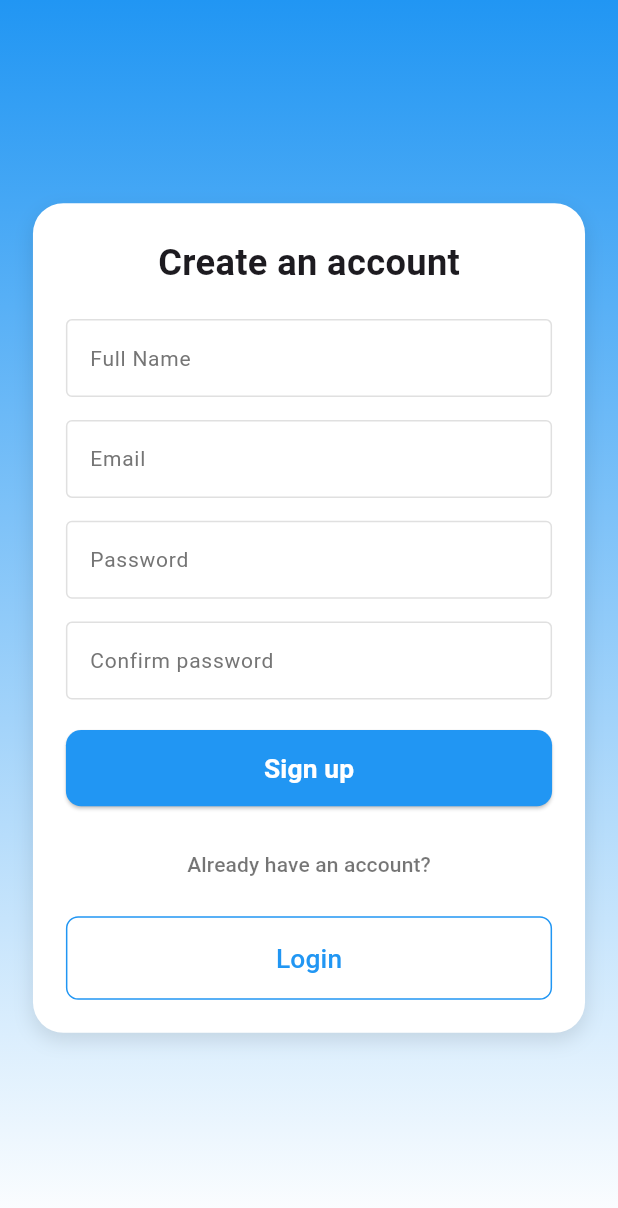
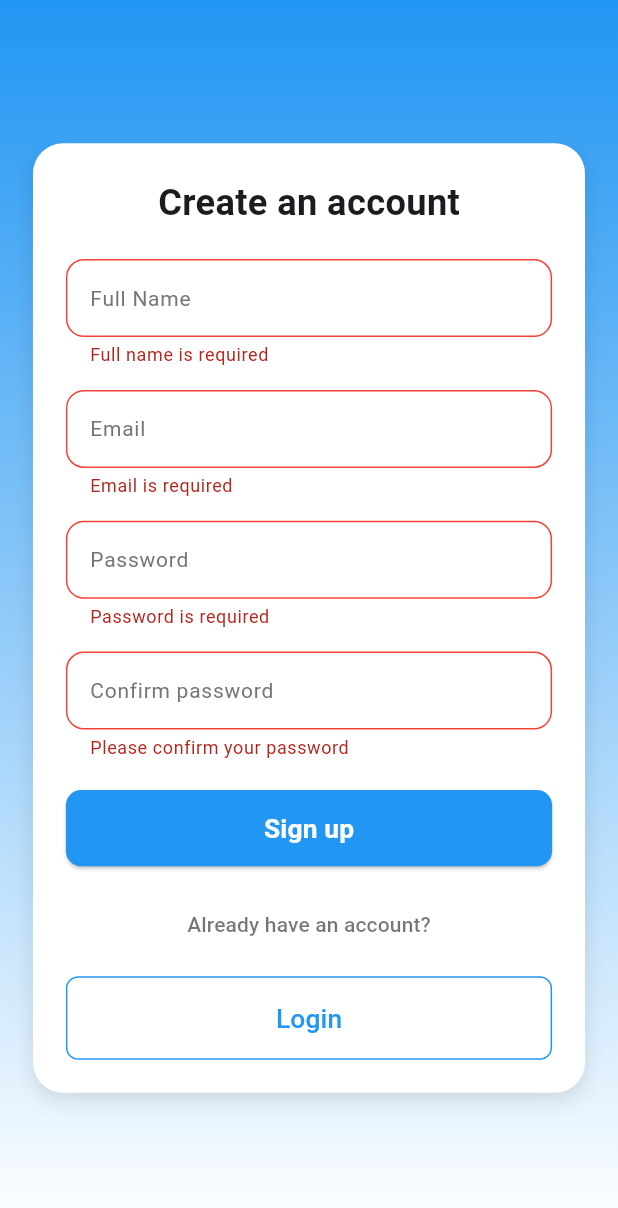
Before and after one commit to Shehab-adel/mr_app, a Flutter app: the RegisterScreen screen opened by its route, after a tap on "Sign up", on a phone screen of 412 x 824 dp. Shown: the top 1208 px of the screen. Run offline on Flutter 3.47's test engine with Material 3 defaults, Android fonts, the light colour scheme and no system bars; our stand-ins replace dio, flutter_bloc, flutter_screenutil, open_filex, shared_preferences, youtube_player_flutter; missing offline and left inert: syncfusion_flutter_pdfviewer; accounts and stored records are empty; network calls fail.

Commit message:
I connected Api to register screen

```diff
--- /dev/null
+++ b/lib/cubit/auth/register/register_state.dart
@@ -0,0 +1,15 @@
+abstract class RegisterState {}
+
+class RegisterInitial extends RegisterState {}
+
+class RegisterLoading extends RegisterState {}
+
+class RegisterSuccess extends RegisterState {
+  final dynamic data;
+  RegisterSuccess(this.data);
+}
+
+class RegisterError extends RegisterState {
+  final String message;
+  RegisterError(this.message);
+}
--- /dev/null
+++ b/lib/cubit/auth/register_cubit.dart
@@ -0,0 +1,48 @@
+import 'package:flutter/material.dart';
+import 'package:flutter_bloc/flutter_bloc.dart';
+import 'package:mister_app/cubit/auth/register/register_state.dart';
+import 'package:mister_app/services/auth_service.dart';
+
+class RegisterCubit extends Cubit<RegisterState> {
+  RegisterCubit(this._service) : super(RegisterInitial());
+
+  final RegisterService _service;
+
+  static RegisterCubit get(context) => BlocProvider.of(context);
+  final formKey = GlobalKey<FormState>();
+  final nameController = TextEditingController();
+  final emailController = TextEditingController();
+  final passwordController = TextEditingController();
+  final confirmPasswordController = TextEditingController();
+
+  Future<void> registerUser({
+    required String name,
+    required String email,
+    required String password,
+  }) async {
+    if (formKey.currentState!.validate()) {
+      emit(RegisterLoading());
+
+      final result = await _service.registerUser(
+        name: nameController.text,
+        email: emailController.text,
+        password: passwordController.text,
+      );
+
+      if (result["success"] == true) {
+        emit(RegisterSuccess(result["data"]));
+      } else {
+        emit(RegisterError(result["message"] ?? "Unknown error"));
+      }
+    }
+  }
+
+  @override
+  Future<void> close() {
+    nameController.dispose();
+    emailController.dispose();
+    passwordController.dispose();
+    confirmPasswordController.dispose();
+    return super.close();
+  }
+}
--- a/lib/screens/register_Screen.dart
+++ b/lib/screens/register_Screen.dart
@@ -1,8 +1,11 @@
 import 'package:flutter/material.dart';
+import 'package:flutter_bloc/flutter_bloc.dart';
 import 'package:flutter_screenutil/flutter_screenutil.dart';
-import 'package:mister_app/widgets/register/register_button.dart';
-import 'package:mister_app/widgets/register/register_footer.dart';
-import 'package:mister_app/widgets/register/register_form.dart';
+import 'package:mister_app/cubit/auth/register/register_state.dart';
+import 'package:mister_app/cubit/auth/register_cubit.dart';
+import '../widgets/register/register_button.dart';
+import '../widgets/register/register_footer.dart';
+import '../widgets/register/register_form.dart';
 
 class RegisterScreen extends StatelessWidget {
   const RegisterScreen({super.key});
@@ -36,19 +39,35 @@ class RegisterScreen extends StatelessWidget {
                   ),
                 ],
               ),
-              child: SingleChildScrollView(
+              child: BlocConsumer<RegisterCubit, RegisterState>(
+                listener: (context, state) {
+                  if (state is RegisterSuccess) {
+                    ScaffoldMessenger.of(context).showSnackBar(
+                      const SnackBar(
+                          content: Text("Account created successfully ✅")),
+                    );
+                  } else if (state is RegisterError) {
+                    ScaffoldMessenger.of(context).showSnackBar(
+                      SnackBar(content: Text(state.message)),
+                    );
+                  }
+                },
+                builder: (context, state) {
+                  return SingleChildScrollView(
                     child: Column(
                       mainAxisSize: MainAxisSize.min,
                       children: [
                         const RegisterForm(),
                         SizedBox(height: 20.h),
-                    // Sign up button
-                    const RegisterButton(),
+                        state is RegisterLoading
+                            ? const CircularProgressIndicator()
+                            : const RegisterButton(),
                         SizedBox(height: 15.h),
-                    // Already have account
                         const RegisterFooter()
                       ],
                     ),
+                  );
+                },
               ),
             ),
           ),
--- /dev/null
+++ b/lib/services/auth_service.dart
@@ -0,0 +1,40 @@
+import 'package:dio/dio.dart';
+
+class RegisterService {
+  final Dio _dio = Dio(
+    BaseOptions(baseUrl: "https://edu-master-js.vercel.app/api/"),
+  );
+
+  Future<Map<String, dynamic>> registerUser({
+    required String name,
+    required String email,
+    required String password,
+  }) async {
+    try {
+      final response = await _dio.post(
+        "auth/signup",
+        data: {
+          "name": name,
+          "email": email,
+          "password": password,
+        },
+      );
+
+      return {
+        "success": true,
+        "data": response.data,
+      };
+    } catch (e) {
+      if (e is DioException) {
+        return {
+          "success": false,
+          "message": e.response?.data["message"] ?? "Something went wrong",
+        };
+      }
+      return {
+        "success": false,
+        "message": e.toString(),
+      };
+    }
+  }
+}
--- /dev/null
+++ b/lib/utils/app_strings.dart
@@ -0,0 +1,4 @@
+class AppStrings {
+  static const String channelId = "UC_hK9fOxyy_TM8FJGXIyG8Q";
+  static const String plylists = "Playlists";
+}
--- a/lib/widgets/common/custom_textfield.dart
+++ b/lib/widgets/common/custom_textfield.dart
@@ -4,18 +4,20 @@ class CustomTextField extends StatelessWidget {
   final String label;
   final bool obscureText;
   final TextEditingController? controller;
+  final String? Function(String?)? validator;
 
-  const CustomTextField({
-    super.key,
-    required this.label,
-    this.obscureText = false,
-    this.controller,
-  });
+  const CustomTextField(
+      {super.key,
+      required this.label,
+      this.obscureText = false,
+      this.controller,
+      this.validator});
 
   @override
   Widget build(BuildContext context) {
-    return TextField(
+    return TextFormField(
       controller: controller,
+
       obscureText: obscureText,
       cursorColor: Colors.grey, // نفس اللي عملناه في login
       decoration: InputDecoration(
@@ -30,6 +32,7 @@ class CustomTextField extends StatelessWidget {
           borderSide: BorderSide(color: Colors.grey.shade400, width: 2),
         ),
       ),
+      validator: validator,
     );
   }
 }
--- a/lib/widgets/register/register_button.dart
+++ b/lib/widgets/register/register_button.dart
@@ -1,11 +1,16 @@
 import 'package:flutter/material.dart';
 import 'package:flutter_screenutil/flutter_screenutil.dart';
+import 'package:mister_app/cubit/auth/register_cubit.dart';
 
 class RegisterButton extends StatelessWidget {
-  const RegisterButton({super.key});
+  const RegisterButton({
+    super.key,
+  });
 
   @override
   Widget build(BuildContext context) {
+    final cubit = RegisterCubit.get(context);
+
     return SizedBox(
       width: double.infinity,
       height: 50.h,
@@ -16,7 +21,15 @@ class RegisterButton extends StatelessWidget {
             borderRadius: BorderRadius.circular(10.r),
           ),
         ),
-        onPressed: () {},
+        onPressed: () {
+          if (cubit.formKey.currentState!.validate()) {
+            cubit.registerUser(
+              name: cubit.nameController.text.trim(),
+              email: cubit.emailController.text.trim(),
+              password: cubit.passwordController.text.trim(),
+            );
+          }
+        },
         child: Text(
           "Sign up",
           style: TextStyle(
--- a/lib/widgets/register/register_form.dart
+++ b/lib/widgets/register/register_form.dart
@@ -1,14 +1,18 @@
 import 'package:flutter/material.dart';
 import 'package:flutter_screenutil/flutter_screenutil.dart';
-
-import '../common/custom_textfield.dart';
+import 'package:mister_app/cubit/auth/register_cubit.dart';
+import '../../widgets/common/custom_textfield.dart';
 
 class RegisterForm extends StatelessWidget {
   const RegisterForm({super.key});
 
   @override
   Widget build(BuildContext context) {
-    return Column(
+    final cubit = RegisterCubit.get(context);
+
+    return Form(
+      key: cubit.formKey,
+      child: Column(
         children: [
           Text(
             "Create an account",
@@ -18,14 +22,68 @@ class RegisterForm extends StatelessWidget {
             ),
           ),
           SizedBox(height: 20.h),
-        const CustomTextField(label: "Full Name"),
+
+          /// Full Name
+          CustomTextField(
+            controller: cubit.nameController,
+            label: "Full Name",
+            validator: (value) {
+              if (value == null || value.trim().isEmpty) {
+                return "Full name is required";
+              }
+              return null;
+            },
+          ),
           SizedBox(height: 15.h),
-        const CustomTextField(label: "Email"),
+
+          /// Email
+          CustomTextField(
+            controller: cubit.emailController,
+            label: "Email",
+            validator: (value) {
+              if (value == null || value.trim().isEmpty) {
+                return "Email is required";
+              }
+              // Regex للتحقق من صيغة الإيميل (اختياري)
+              return null;
+            },
+          ),
           SizedBox(height: 15.h),
-        const CustomTextField(label: "Password", obscureText: true),
+
+          /// Password
+          CustomTextField(
+            controller: cubit.passwordController,
+            label: "Password",
+            obscureText: true,
+            validator: (value) {
+              if (value == null || value.trim().isEmpty) {
+                return "Password is required";
+              }
+              if (value.length < 6) {
+                return "Password must be at least 6 characters";
+              }
+              return null;
+            },
+          ),
           SizedBox(height: 15.h),
-        const CustomTextField(label: "Confirm password", obscureText: true),
+
+          /// Confirm Password
+          CustomTextField(
+            controller: cubit.confirmPasswordController,
+            label: "Confirm password",
+            obscureText: true,
+            validator: (value) {
+              if (value == null || value.trim().isEmpty) {
+                return "Please confirm your password";
+              }
+              if (value != cubit.passwordController.text) {
+                return "Passwords do not match";
+              }
+              return null;
+            },
+          ),
         ],
+      ),
     );
   }
 }
--- a/pubspec.yaml
+++ b/pubspec.yaml
@@ -46,6 +46,8 @@ dependencies:
   open_filex: ^4.7.0
   win32: ^5.13.0
   flutter_inappwebview: ^6.1.5
+  flutter_bloc: ^9.1.1
+  dio: ^5.9.0
 
 dev_dependencies:
   flutter_test:
```
Also changed, not shown: lib/main.dart (+17 -7 lines), lib/screens/videos/playlists_screen.dart (+5 -4 lines), pubspec.lock. Lines whose indentation alone changed are shown as unchanged.
